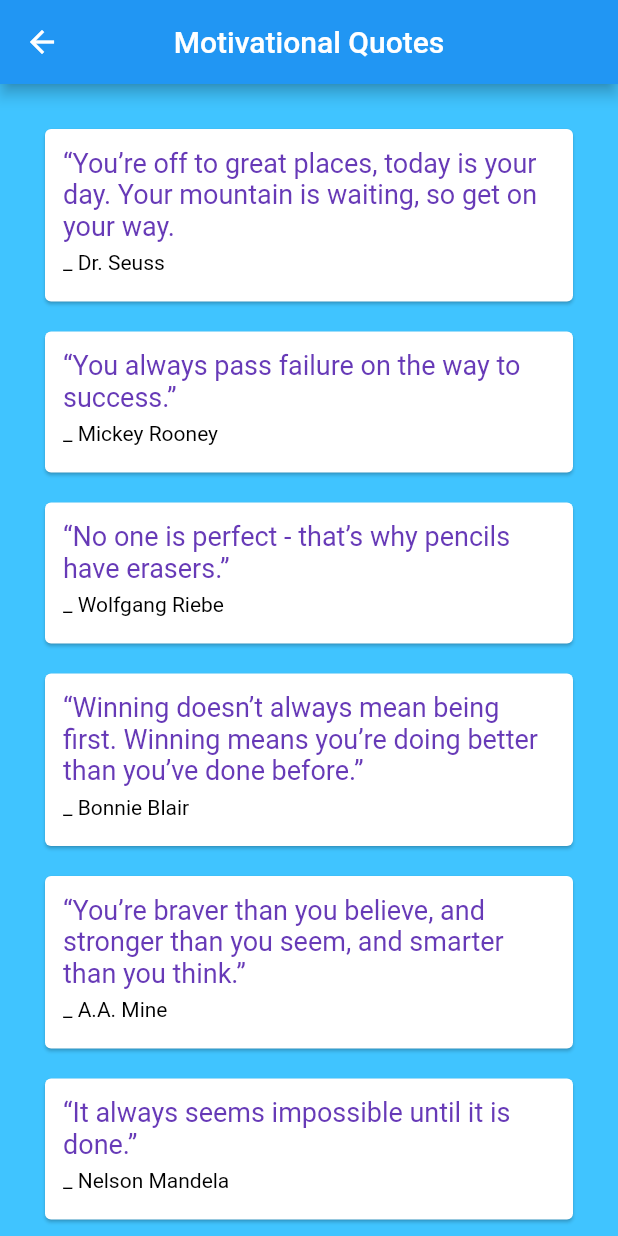
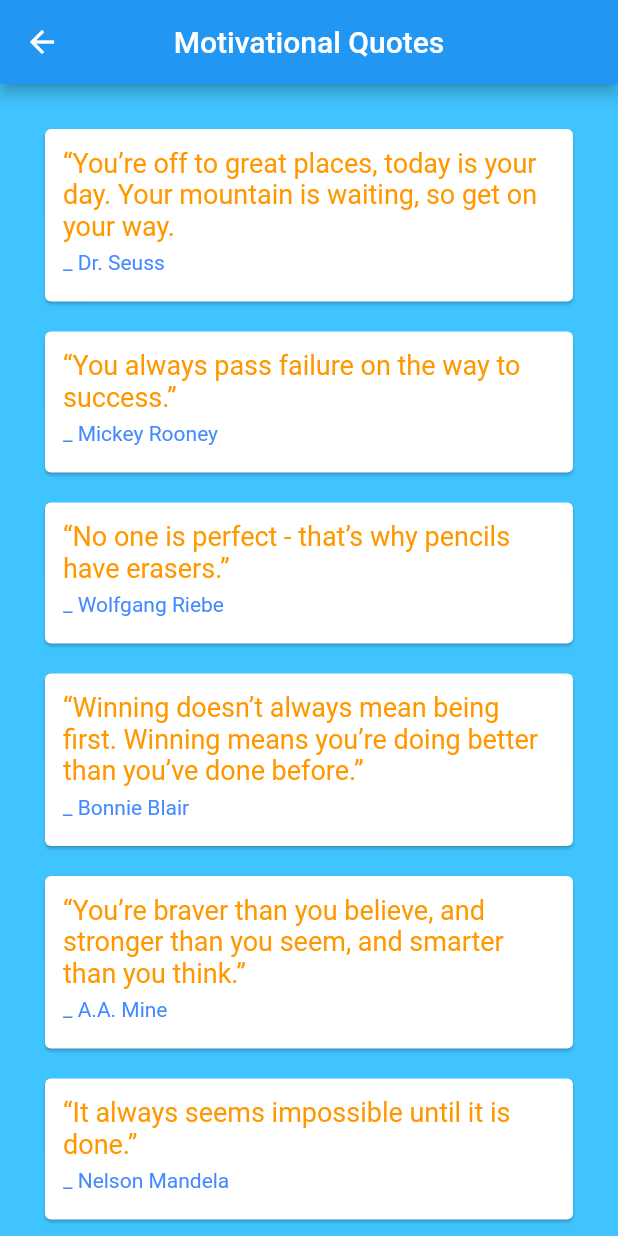
Before and after one commit to mohammedmoheed/Utility, a Flutter app: the QuoteList screen opened directly, on a phone screen of 412 x 824 dp. Run offline on Flutter 3.47's test engine with Material 2 defaults, Android fonts, the phone set to English and light mode, and no system bars; our stand-ins replace curved_navigation_bar, fluttertoast, google_maps_flutter, location, share, shared_preferences; accounts and stored records are empty; project files that could hold a hidden picture were left out.

```diff
--- a/lib/motivquotes.dart
+++ b/lib/motivquotes.dart
@@ -55,6 +55,7 @@ class _QuoteListState extends State<QuoteList> {
 
   ];
 
+
   Widget quoteTemplate(quote)  {
     return Card(
         margin: EdgeInsets.all(10),
@@ -71,7 +72,7 @@ class _QuoteListState extends State<QuoteList> {
                 quote.text,
                 style: TextStyle(
                   fontSize: 18,
-                  color: Colors.deepPurple,
+                  color: Colors.orange,
                 ),
 
               ),
@@ -81,7 +82,7 @@ class _QuoteListState extends State<QuoteList> {
                 quote.author,
                 style: TextStyle(
                   fontSize: 14,
-                  color: Colors.black,
+                  color: Colors.blueAccent,
                 ),
 
               ),
@@ -110,6 +111,7 @@ class _QuoteListState extends State<QuoteList> {
 
 
         ),
+
 
         body: ListView(
 
```
Also changed, not shown: lib/backend.dart (deleted, +0 -9 lines), lib/main.dart (+9 -7 lines).
